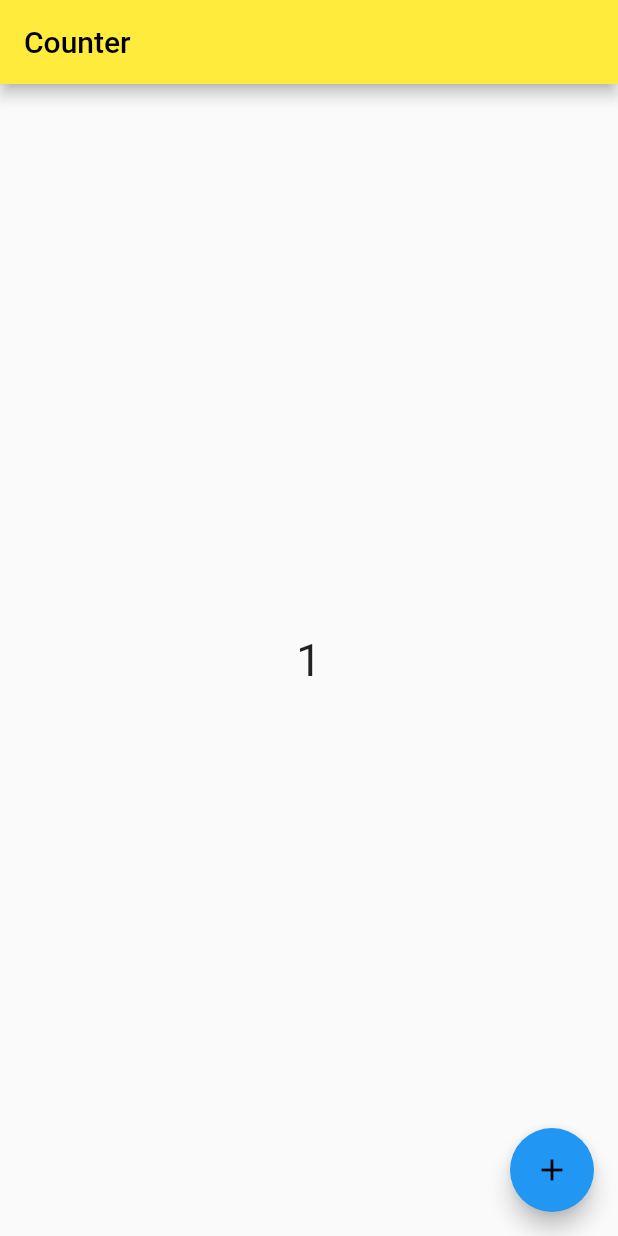
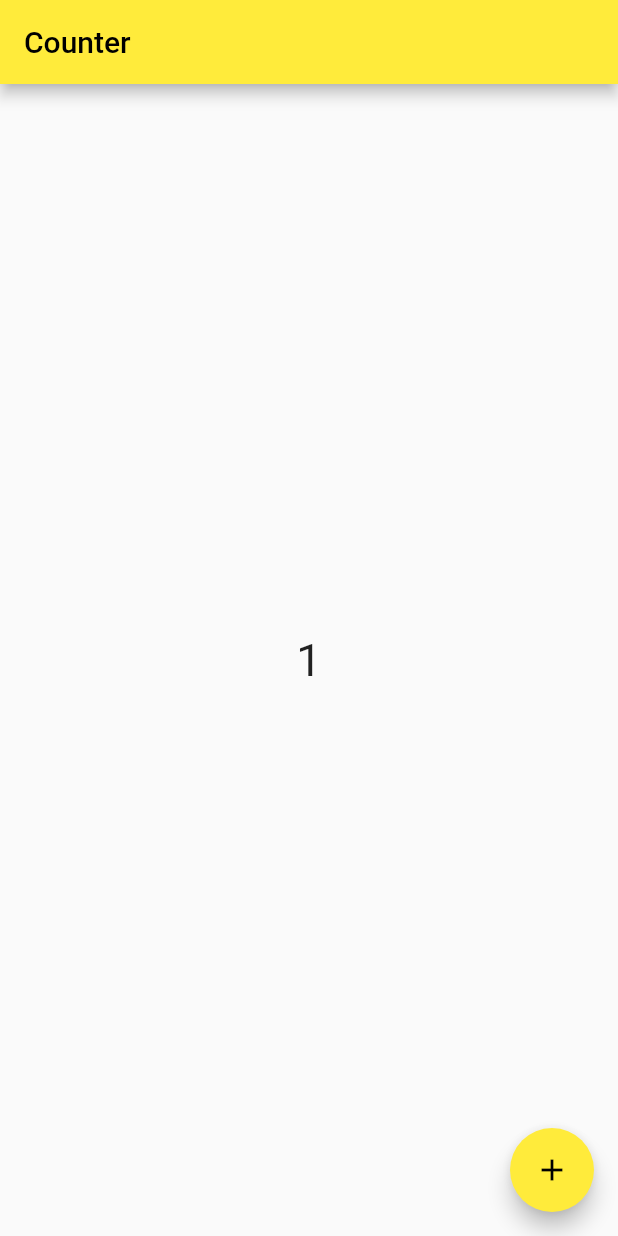
Before and after one commit to kael198/chat_app, a Flutter app: the screen it shows after launch, after a tap on the "add" icon, on a phone screen of 412 x 824 dp. Run offline on Flutter 3.47's test engine with Material 2 defaults, Android fonts, the phone set to English and light mode, and no system bars; network calls fail.

Commit message:
Lifecycle of a stateful widget

```diff
--- a/lib/demo/counter_stateful_demo.dart
+++ b/lib/demo/counter_stateful_demo.dart
@@ -1,23 +1,38 @@
 import 'package:flutter/material.dart';
 
 class CounterStateful extends StatefulWidget {
-  //Widget variables should be final
-  final Color buttonColor;
-
-  CounterStateful({Key? key, required this.buttonColor}) : super(key: key);
+  const CounterStateful({Key? key}) : super(key: key);
 
   @override
-  State<CounterStateful> createState() => _CounterStatefulState();
+  State<CounterStateful> createState() {
+    State<CounterStateful> stateClassAssociatedWithThisWidget =
+        _CounterStatefulState();
+    return stateClassAssociatedWithThisWidget;
+  }
 }
 
 class _CounterStatefulState extends State<CounterStateful> {
   int counter = 0;
 
   void increment() {
-    setState(() {
-      counter++;
-    });
+    if (mounted) {
+      setState(() {
+        counter++;
+      });
+    }
     print(counter);
+  }
+
+  @override
+  void initState() {
+    // TODO: implement initState
+    super.initState();
+  }
+
+  @override
+  void dispose() {
+    // TODO: implement dispose
+    super.dispose();
   }
 
   @override
@@ -27,7 +42,7 @@ class _CounterStatefulState extends State<CounterStateful> {
           title: Text('Counter'),
         ),
         floatingActionButton: FloatingActionButton(
-          backgroundColor: widget.buttonColor,
+          //TODO: Provide color from parent
           child: Icon(Icons.add),
           onPressed: () {
             increment();
--- a/lib/main.dart
+++ b/lib/main.dart
@@ -13,7 +13,7 @@ class ChatApp extends StatelessWidget {
     return MaterialApp(
       title: "Chat App",
       theme: ThemeData(primarySwatch: Colors.yellow),
-      home: CounterStateful(buttonColor: Colors.blue),
+      home: const CounterStateful(),
     );
   }
 }
```
